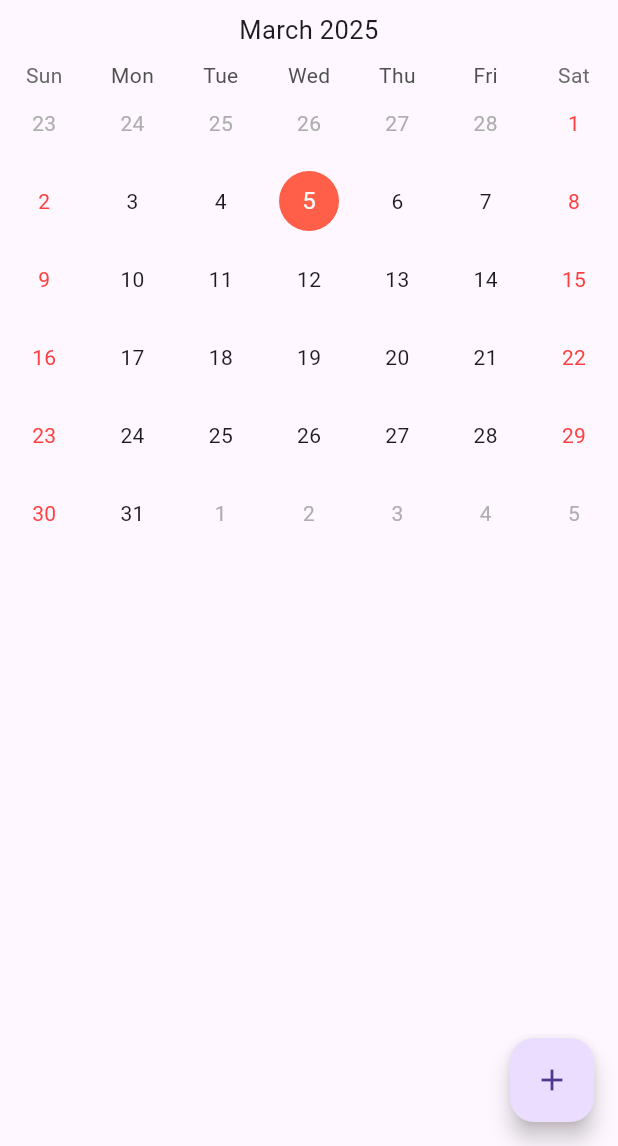
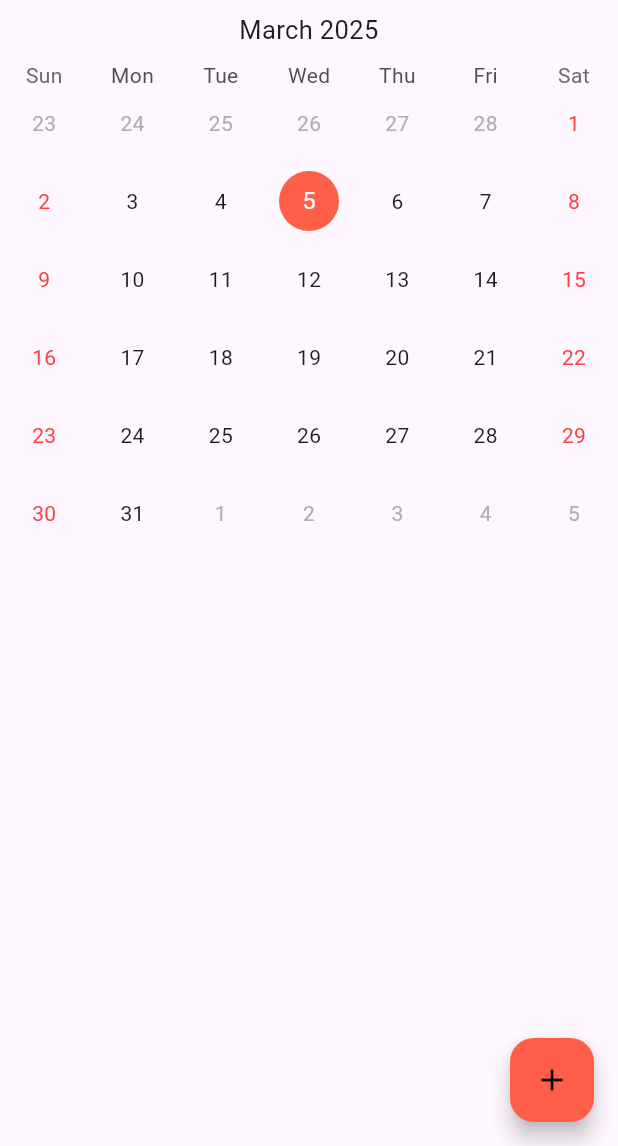
Before and after one commit to geonheey/LifeLog, a Flutter app: the screen it shows after launch, on a phone screen of 412 x 824 dp, the part 90-1236 px from its top. Run offline on Flutter 3.47's test engine with Material 3 defaults, Android fonts, the light colour scheme and no system bars; drawn by our look-alikes of table_calendar; our stand-ins replace flutter_riverpod.

Commit message:
[Rename] 파일 이름 수정

```diff
--- a/lib/main.dart
+++ b/lib/main.dart
@@ -11,7 +11,7 @@ class MyApp extends StatelessWidget {
   Widget build(BuildContext context) {
     return MaterialApp(
       title: 'Todo App',
-      home: TodoApp(),
+      home: ListScreen(),
       debugShowCheckedModeBanner: false,
     );
   }
--- a/lib/view/list_screen.dart
+++ b/lib/view/list_screen.dart
@@ -1,12 +1,13 @@
 import 'package:flutter/material.dart';
 import 'package:flutter_riverpod/flutter_riverpod.dart';
+import 'package:to_do_list/theme/todo_theme_color.dart';
 import 'package:to_do_list/view/component/to_do_app_bar.dart';
 import '../view_model/task_notifier.dart';
 import 'component/list_content.dart';
 import 'component/add_task_dialog.dart';
 import 'component/to_do_calendar.dart';
 
-class TodoApp extends ConsumerWidget {
+class ListScreen extends ConsumerWidget {
   @override
   Widget build(BuildContext context, WidgetRef ref) {
     final taskModel = ref.watch(taskNotifierProvider);
@@ -37,6 +38,8 @@ class TodoApp extends ConsumerWidget {
         ],
       ),
       floatingActionButton: FloatingActionButton(
+        backgroundColor: TodoThemeColor.orange,
+        foregroundColor: TodoThemeColor.black,
         onPressed: () {
           showDialog(
             context: context,
```
